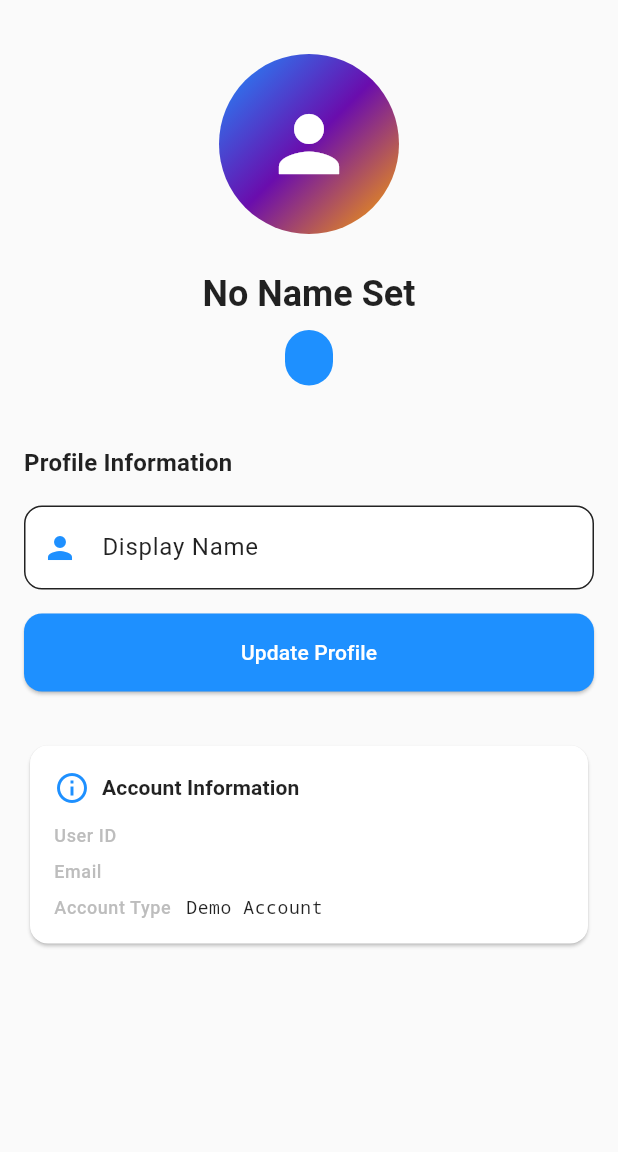
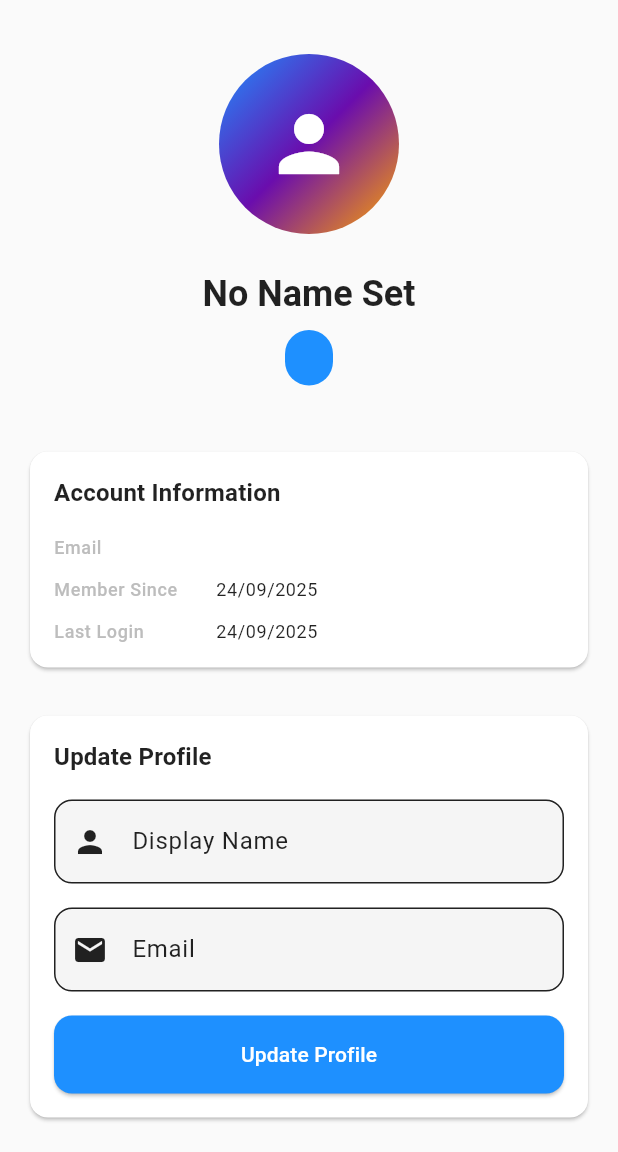
Before and after one commit to Anonymousbeliever/expense_tracker, a Flutter app: the ProfileScreen screen opened directly, on a phone screen of 412 x 824 dp, the part 84-1236 px from its top. Run offline on Flutter 3.47's test engine with Material 3 defaults, Android fonts, the phone set to English and light mode, and no system bars; our stand-ins replace cloud_firestore, firebase_auth, firebase_core, fl_chart, permission_handler, shared_preferences; missing offline and left inert: dart:html; accounts and stored records are empty.

Commit message:
updated the profile screen

```diff
--- a/lib/screens/auth/views/profile_screen.dart
+++ b/lib/screens/auth/views/profile_screen.dart
@@ -1,5 +1,6 @@
 import 'package:flutter/material.dart';
-import 'package:expense_tracker/data/auth_service.dart';
+import 'package:provider/provider.dart';
+import 'package:expense_tracker/services/firebase_auth_service.dart';
 import 'settings_screen.dart';
 
 class ProfileScreen extends StatefulWidget {
@@ -12,15 +13,17 @@ class ProfileScreen extends StatefulWidget {
 class _ProfileScreenState extends State<ProfileScreen> {
   final _formKey = GlobalKey<FormState>();
   final _nameController = TextEditingController();
-  final _authService = AuthService();
+  final _emailController = TextEditingController();
   bool _isLoading = false;
   String? _errorMessage;
 
   @override
   void initState() {
     super.initState();
-    final user = _authService.currentUser;
+    final authService = Provider.of<FirebaseAuthService>(context, listen: false);
+    final user = authService.currentUser;
     _nameController.text = user?.displayName ?? '';
+    _emailController.text = user?.email ?? '';
   }
 
   Future<void> _updateProfile() async {
@@ -31,23 +34,43 @@ class _ProfileScreenState extends State<ProfileScreen> {
     });
 
     try {
-      await _authService.updateDisplayName(_nameController.text.trim());
+      final authService = Provider.of<FirebaseAuthService>(context, listen: false);
+
+      // Update display name
+      await authService.updateProfile(displayName: _nameController.text.trim());
+
+      // Update email if it has changed
+      final currentUser = authService.currentUser;
+      if (currentUser?.email != _emailController.text.trim()) {
+        await authService.updateEmail(_emailController.text.trim());
+
         if (mounted) {
           ScaffoldMessenger.of(context).showSnackBar(
-          SnackBar(
-            content: const Text('Profile updated successfully'),
+            const SnackBar(
+              content: Text('Profile updated successfully. Please check your email to verify the new email address.'),
+              backgroundColor: Colors.green,
+              behavior: SnackBarBehavior.floating,
+              duration: Duration(seconds: 5),
+            ),
+          );
+        }
+        return; // Return early since we show a different message for email updates
+      }
+
+      if (mounted) {
+        ScaffoldMessenger.of(context).showSnackBar(
+          const SnackBar(
+            content: Text('Profile updated successfully'),
             backgroundColor: Colors.green,
             behavior: SnackBarBehavior.floating,
           ),
         );
       }
-    } on AuthException catch (e) {
-      setState(() {
-        _errorMessage = e.message;
-      });
     } catch (e) {
       setState(() {
-        _errorMessage = 'Failed to update profile. Please try again.';
+        _errorMessage = e.toString().contains('email')
+            ? 'Failed to update email. Please check your credentials or try again.'
+            : 'Failed to update profile. Please try again.';
       });
     } finally {
       if (mounted) setState(() => _isLoading = false);
@@ -56,7 +79,9 @@ class _ProfileScreenState extends State<ProfileScreen> {
 
   @override
   Widget build(BuildContext context) {
-    final user = _authService.currentUser;
+    return Consumer<FirebaseAuthService>(
+      builder: (context, authService, child) {
+        final user = authService.currentUser;
 
         return Scaffold(
           backgroundColor: Theme.of(context).colorScheme.background,
@@ -135,17 +160,62 @@ class _ProfileScreenState extends State<ProfileScreen> {
                     ),
                   ),
                   const SizedBox(height: 40),
+
+                  // Profile Information Card
+                  Card(
+                    color: Theme.of(context).colorScheme.surface,
+                    child: Padding(
+                      padding: const EdgeInsets.all(16.0),
+                      child: Column(
+                        crossAxisAlignment: CrossAxisAlignment.start,
+                        children: [
                           Text(
-                'Profile Information',
+                            'Account Information',
                             style: Theme.of(context).textTheme.titleMedium?.copyWith(
                               fontWeight: FontWeight.bold,
-                  color: Theme.of(context).colorScheme.onBackground,
+                              color: Theme.of(context).colorScheme.onSurface,
                             ),
                           ),
                           const SizedBox(height: 16),
-              Form(
+                          _buildInfoRow('Email', user?.email ?? 'Unknown'),
+                          const SizedBox(height: 12),
+                          _buildInfoRow('Member Since',
+                            user != null
+                              ? '${user.createdAt.day.toString().padLeft(2, '0')}/${user.createdAt.month.toString().padLeft(2, '0')}/${user.createdAt.year}'
+                              : 'Unknown'
+                          ),
+                          const SizedBox(height: 12),
+                          _buildInfoRow('Last Login',
+                            user?.lastLoginAt != null
+                              ? '${user!.lastLoginAt!.day.toString().padLeft(2, '0')}/${user.lastLoginAt!.month.toString().padLeft(2, '0')}/${user.lastLoginAt!.year}'
+                              : 'Unknown'
+                          ),
+                        ],
+                      ),
+                    ),
+                  ),
+
+                  const SizedBox(height: 24),
+
+                  // Update Profile Form
+                  Card(
+                    color: Theme.of(context).colorScheme.surface,
+                    child: Padding(
+                      padding: const EdgeInsets.all(16.0),
+                      child: Form(
                         key: _formKey,
-                child: TextFormField(
+                        child: Column(
+                          crossAxisAlignment: CrossAxisAlignment.start,
+                          children: [
+                            Text(
+                              'Update Profile',
+                              style: Theme.of(context).textTheme.titleMedium?.copyWith(
+                                fontWeight: FontWeight.bold,
+                                color: Theme.of(context).colorScheme.onSurface,
+                              ),
+                            ),
+                            const SizedBox(height: 16),
+                            TextFormField(
                               controller: _nameController,
                               decoration: InputDecoration(
                                 labelText: 'Display Name',
@@ -153,100 +223,112 @@ class _ProfileScreenState extends State<ProfileScreen> {
                                 border: OutlineInputBorder(
                                   borderRadius: BorderRadius.circular(12),
                                 ),
-                    prefixIcon: Icon(
-                      Icons.person,
-                      color: Theme.of(context).colorScheme.primary,
+                                prefixIcon: const Icon(Icons.person),
                               ),
-                    filled: true,
-                    fillColor: Theme.of(context).colorScheme.surface,
+                              validator: (value) {
+                                if (value == null || value.trim().isEmpty) {
+                                  return 'Please enter a display name';
+                                }
+                                if (value.trim().length < 2) {
+                                  return 'Display name must be at least 2 characters';
+                                }
+                                return null;
+                              },
                             ),
-                  validator: (value) => (value?.trim().isEmpty ?? true)
-                      ? 'Please enter a display name'
-                      : null,
+                            const SizedBox(height: 16),
+                            TextFormField(
+                              controller: _emailController,
+                              decoration: InputDecoration(
+                                labelText: 'Email',
+                                hintText: 'Enter your email address',
+                                border: OutlineInputBorder(
+                                  borderRadius: BorderRadius.circular(12),
                                 ),
+                                prefixIcon: const Icon(Icons.email),
+                              ),
+                              keyboardType: TextInputType.emailAddress,
+                              validator: (value) {
+                                if (value == null || value.trim().isEmpty) {
+                                  return 'Please enter an email address';
+                                }
+                                if (!RegExp(r'^[\w-\.]+@([\w-]+\.)+[\w-]{2,4}$').hasMatch(value.trim())) {
+                                  return 'Please enter a valid email address';
+                                }
+                                return null;
+                              },
                             ),
                             const SizedBox(height: 16),
                             if (_errorMessage != null)
                               Container(
                                 padding: const EdgeInsets.all(12),
-                  margin: const EdgeInsets.only(bottom: 16),
                                 decoration: BoxDecoration(
-                    color: Colors.red.shade50,
+                                  color: Theme.of(context).colorScheme.errorContainer,
                                   borderRadius: BorderRadius.circular(8),
-                    border: Border.all(color: Colors.red.shade200),
                                 ),
                                 child: Row(
                                   children: [
-                      Icon(Icons.error_outline, color: Colors.red.shade700),
+                                    Icon(
+                                      Icons.error_outline,
+                                      color: Theme.of(context).colorScheme.onErrorContainer,
+                                      size: 20,
+                                    ),
                                     const SizedBox(width: 8),
                                     Expanded(
                                       child: Text(
                                         _errorMessage!,
-                          style: TextStyle(color: Colors.red.shade700),
+                                        style: TextStyle(
+                                          color: Theme.of(context).colorScheme.onErrorContainer,
+                                        ),
                                       ),
                                     ),
                                   ],
                                 ),
                               ),
+                            if (_errorMessage != null) const SizedBox(height: 16),
                             SizedBox(
                               width: double.infinity,
                               child: ElevatedButton(
                                 onPressed: _isLoading ? null : _updateProfile,
                                 style: ElevatedButton.styleFrom(
+                                  backgroundColor: Theme.of(context).colorScheme.primary,
+                                  foregroundColor: Theme.of(context).colorScheme.onPrimary,
                                   padding: const EdgeInsets.symmetric(vertical: 16),
                                   shape: RoundedRectangleBorder(
                                     borderRadius: BorderRadius.circular(12),
                                   ),
                                 ),
                                 child: _isLoading
-                      ? const SizedBox(
+                                  ? const Row(
+                                      mainAxisAlignment: MainAxisAlignment.center,
+                                      children: [
+                                        SizedBox(
                                           height: 20,
                                           width: 20,
                                           child: CircularProgressIndicator(
+                                            strokeWidth: 2,
                                             color: Colors.white,
-                            strokeWidth: 2,
                                           ),
+                                        ),
+                                        SizedBox(width: 12),
+                                        Text('Updating...'),
+                                      ],
                                     )
                                   : const Text('Update Profile'),
-                ),
-              ),
-              const SizedBox(height: 32),
-              Card(
-                color: Theme.of(context).colorScheme.surface,
-                child: Padding(
-                  padding: const EdgeInsets.all(16),
-                  child: Column(
-                    crossAxisAlignment: CrossAxisAlignment.start,
-                    children: [
-                      Row(
-                        children: [
-                          Icon(
-                            Icons.info_outline,
-                            color: Theme.of(context).colorScheme.primary,
-                          ),
-                          const SizedBox(width: 8),
-                          Text(
-                            'Account Information',
-                            style: Theme.of(context).textTheme.titleSmall?.copyWith(
-                              fontWeight: FontWeight.bold,
-                            ),
-                          ),
-                        ],
-                      ),
-                      const SizedBox(height: 12),
-                      _buildInfoRow('User ID', user?.id ?? 'Unknown'),
-                      const SizedBox(height: 8),
-                      _buildInfoRow('Email', user?.email ?? 'Unknown'),
-                      const SizedBox(height: 8),
-                      _buildInfoRow('Account Type', 'Demo Account'),
-                    ],
-                  ),
                               ),
                             ),
                           ],
                         ),
                       ),
                     ),
+                  ),
+
+                  const SizedBox(height: 40),
+                ],
+              ),
+            ),
+          ),
+        );
+      },
     );
   }
 
@@ -255,7 +337,7 @@ class _ProfileScreenState extends State<ProfileScreen> {
       crossAxisAlignment: CrossAxisAlignment.start,
       children: [
         SizedBox(
-          width: 80,
+          width: 100,
           child: Text(
             label,
             style: Theme.of(context).textTheme.bodySmall?.copyWith(
@@ -269,7 +351,8 @@ class _ProfileScreenState extends State<ProfileScreen> {
           child: Text(
             value,
             style: Theme.of(context).textTheme.bodySmall?.copyWith(
-              fontFamily: 'monospace',
+              color: Theme.of(context).colorScheme.onSurface,
+              fontWeight: FontWeight.w400,
             ),
           ),
         ),
@@ -280,6 +363,7 @@ class _ProfileScreenState extends State<ProfileScreen> {
   @override
   void dispose() {
     _nameController.dispose();
+    _emailController.dispose();
     super.dispose();
   }
 }
--- a/lib/services/firebase_auth_service.dart
+++ b/lib/services/firebase_auth_service.dart
@@ -184,6 +184,21 @@ class FirebaseAuthService extends ChangeNotifier {
     }
   }
 
+  // Update user email
+  Future<void> updateEmail(String newEmail) async {
+    _setLoading(true);
+
+    try {
+      await _auth.currentUser?.verifyBeforeUpdateEmail(newEmail);
+      await _auth.currentUser?.reload();
+      _setLoading(false);
+      notifyListeners();
+    } catch (e) {
+      _setLoading(false);
+      throw Exception('Email update failed: $e');
+    }
+  }
+
   // Get user-friendly error messages
   String _getErrorMessage(String errorCode) {
     switch (errorCode) {
```
Lines whose indentation alone changed are shown as unchanged.
